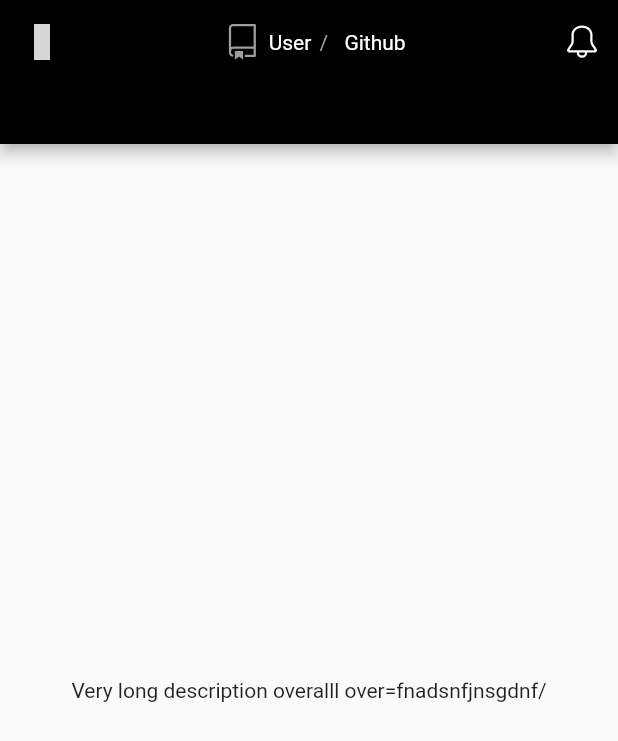
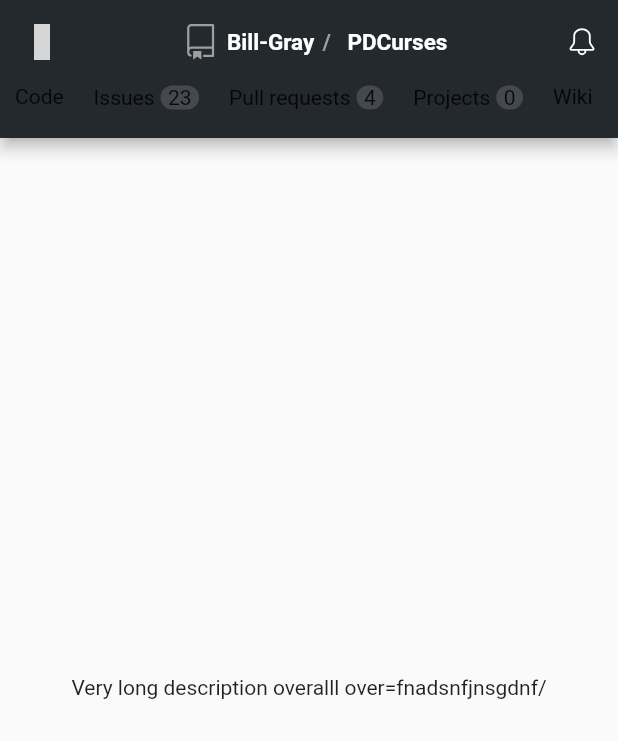
Before and after one commit to CraftCoderr/GitHubViewer, a Flutter app: the screen it shows after launch, on a phone screen of 412 x 824 dp. Shown: the top 741 px of the screen. Run offline on Flutter 3.47's test engine with Material 2 defaults, Android fonts, the phone set to English and light mode, and no system bars; our stand-ins replace flutter_vector_icons; statements that could not run were skipped; grey boxes are pictures that could not be loaded.

Commit message:
Улучшен дизайн подменю экрана репозитория

```diff
--- a/lib/main.dart
+++ b/lib/main.dart
@@ -9,12 +9,12 @@ class MyApp extends StatelessWidget {
     return MaterialApp(
       title: 'Flutter Demo',
       theme: ThemeData(
-        primarySwatch: Colors.grey,
+        // primarySwatch: Colors.grey,
         appBarTheme: AppBarTheme(
-          color: Colors.black,
+          color: Color.fromARGB(255, 36, 41, 46),
           textTheme: TextTheme(
-            title: TextStyle(color: Colors.white),
-            subtitle: TextStyle(color: Colors.grey),
+            title: TextStyle(color: Colors.white, fontWeight: FontWeight.w600, fontSize: 15),
+            subtitle: TextStyle(color: Color.fromARGB(255, 197, 198, 199)),
           ),
         ),
       ),
--- a/lib/repo_screen.dart
+++ b/lib/repo_screen.dart
@@ -14,7 +14,7 @@ class RepoScreen extends StatefulWidget {
 
 class RepoScreenState extends State<RepoScreen> {
 
-  RepoModel repo = RepoModel(1, 'Test', 'User/Github', 'Very long description overalll over=fnadsnfjnsgdnf/', UserModel('User', 1, 'user/User'), 10);
+  RepoModel repo = RepoModel(1, 'Test', 'Bill-Gray/PDCurses', 'Very long description overalll over=fnadsnfjnsgdnf/', UserModel('User', 1, 'user/User'), 10);
   final GlobalKey<ScaffoldState> _scaffoldKey = GlobalKey<ScaffoldState>();
 
   @override
@@ -23,14 +23,14 @@ class RepoScreenState extends State<RepoScreen> {
       key: _scaffoldKey,
       appBar: AppBar(
         title: _buildTitle(),
-        backgroundColor: Colors.black,
+        backgroundColor: Theme.of(context).appBarTheme.color,
         leading: IconButton(
           icon: Icon(Octicons.three_bars, color: Colors.white,),
           onPressed: () => _scaffoldKey.currentState.openDrawer(),
         ),
         actions: <Widget>[
           IconButton(
-            icon: Icon(Octicons.bell, color: Colors.white),
+            icon: Icon(Octicons.bell, color: Colors.white, size: 20),
             onPressed: () => showDialog(
               context: context,
               builder: (context) => Text('Notifications pressed.')
@@ -38,7 +38,7 @@ class RepoScreenState extends State<RepoScreen> {
           )
         ],
         bottom: PreferredSize(
-          preferredSize: Size.fromHeight(40),
+          preferredSize: Size.fromHeight(36),
           child: Container(
             height: 36,
             child: Scrollbar(
@@ -56,19 +56,51 @@ class RepoScreenState extends State<RepoScreen> {
     );
   }
 
+  List<String> submenus = <String>[
+    'Code', 'Issues', 'Pull requests', 'Projects', 'Wiki', 'Security', 'Pulse'
+  ];
+
+  Widget _submenuPadding(Widget submenu) {
+    return Container(
+      margin: EdgeInsets.only(left: 10, right: 10, bottom: 18),
+      child: GestureDetector(
+        child: submenu,
+        onTap: () => print('Click ${submenu.hashCode}'),
+      )
+    );
+  }
+
+  Widget _buildStatefulSubmenu(String title, int state) {
+    return _submenuPadding(Row(children: <Widget>[
+      Text(title, style: Theme.of(context).appBarTheme.textTheme.subtitle,),
+      Container(
+        margin: EdgeInsets.only(left: 4),
+        padding: EdgeInsets.only(left: 5, right: 5),
+        decoration: BoxDecoration(
+          borderRadius: BorderRadius.circular(10),
+          color: Color.fromARGB(255, 69, 73, 77),
+        ),
+        child: Text('$state', style: Theme.of(context).appBarTheme.textTheme.subtitle.copyWith(fontWeight: FontWeight.bold),),
+      )
+    ],));
+  }
+
+  Widget _buildStatelessSubmenu(String title) {
+    return _submenuPadding(Text(title,
+      style: Theme.of(context).appBarTheme.textTheme.subtitle,
+    ),);
+  }
+
   List<Widget> _buildSubmenu() {
-    var submenu = <Widget>[];
-    for (var i = 0; i < 10; i++) {
-        submenu.add(Container(
-          padding: EdgeInsets.only(left: 10, right: 10),
-          child: GestureDetector(
-            child: Text('text_$i',
-              style: Theme.of(context).appBarTheme.textTheme.subtitle,
-            ),
-            onTap: () => print('text_$i'),
-          )
-        ));
-    }
+    var submenu = <Widget>[
+      _buildStatelessSubmenu('Code'),
+      _buildStatefulSubmenu('Issues', 23),
+      _buildStatefulSubmenu('Pull requests', 4),
+      _buildStatefulSubmenu('Projects', 0),
+      _buildStatelessSubmenu('Wiki'),
+      _buildStatelessSubmenu('Security'),
+      _buildStatelessSubmenu('Pulse')
+    ];
     return submenu;
   }
 
@@ -98,7 +130,7 @@ class RepoScreenState extends State<RepoScreen> {
             Flexible(
               flex: 20,
               child: Text(repo.fullName.split('/')[0],
-                style: Theme.of(context).appBarTheme.textTheme.title.copyWith(fontWeight: FontWeight.bold),
+                style: Theme.of(context).appBarTheme.textTheme.title,
               ),
             ),
             Spacer(flex: 1,),
@@ -112,7 +144,7 @@ class RepoScreenState extends State<RepoScreen> {
             Flexible(
               flex: 20,
               child: Text(repo.fullName.split('/')[1],
-                style: Theme.of(context).appBarTheme.textTheme.title.copyWith(fontWeight: FontWeight.bold),
+                style: Theme.of(context).appBarTheme.textTheme.title,
               ),
             ),
           ],
```
